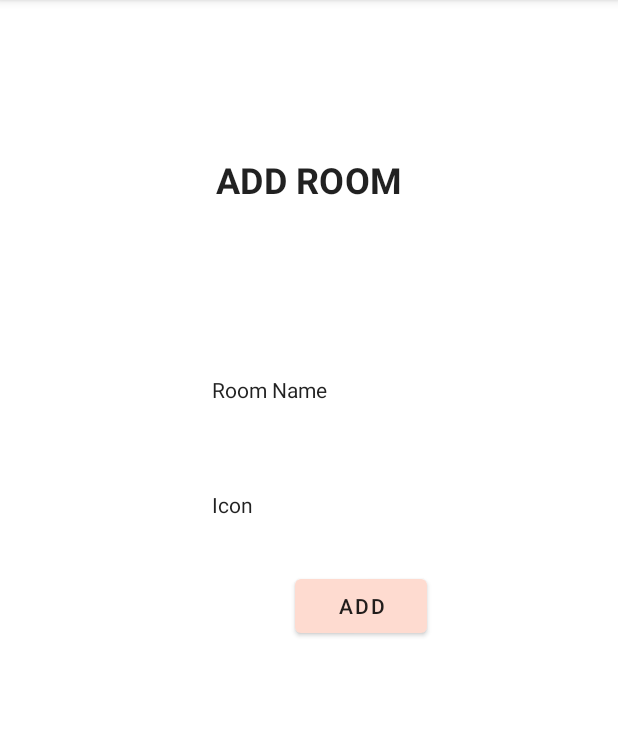
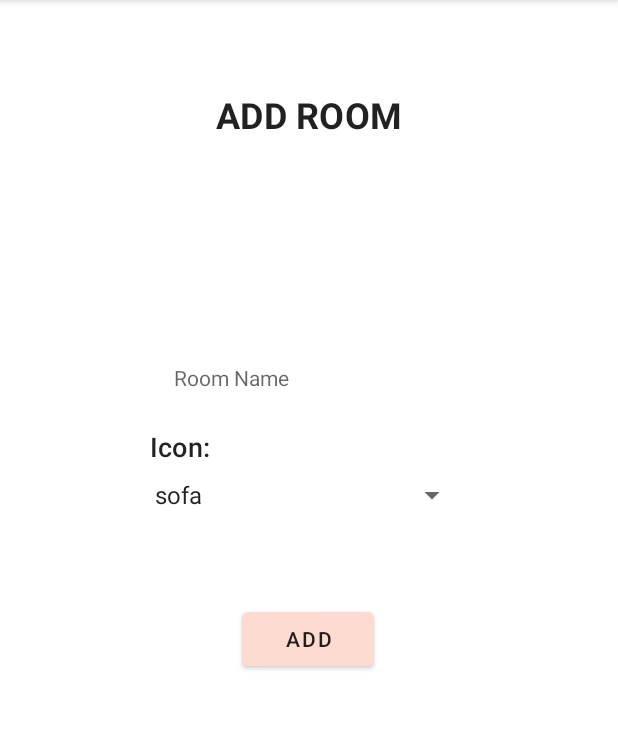
Before and after one commit to argruk/smarthome_android, an Android app: the CreateRoomActivity screen opened directly, with no data from a screen before it, on a phone screen of 412 x 824 dp, the part 84-813 px from its top. Run offline under Robolectric (Android 15) with nearby library versions, the phone set to English and light mode, and no system bars; our stand-ins replace Firebase (no records; nobody signed in at launch, a user with empty details on screens opened directly); Roboto replaces fonts that are not available here; 1 statement that could not run was skipped.

Commit message:
Fixed bugs

```diff
--- a/app/src/main/AndroidManifest.xml
+++ b/app/src/main/AndroidManifest.xml
@@ -21,11 +21,13 @@
             </intent-filter>
         </activity>
         <activity android:name=".activities.CreateRoomActivity"
-            android:parentActivityName=".activities.MainActivity">
+            android:parentActivityName=".activities.MainActivity"
+            android:noHistory="true">
 
         </activity>
         <activity android:name=".activities.CreateActivity"
-            android:parentActivityName=".activities.DetailActivity">
+            android:parentActivityName=".activities.DetailActivity"
+            android:noHistory="true">
 
         </activity>
         <activity android:name=".activities.DetailActivity"
--- a/app/src/main/java/com/example/smarthome/activities/CreateRoomActivity.kt
+++ b/app/src/main/java/com/example/smarthome/activities/CreateRoomActivity.kt
@@ -4,6 +4,7 @@ import android.content.Intent
 import android.os.Bundle
 import android.os.Handler
 import android.view.MenuItem
+import android.widget.ArrayAdapter
 import android.widget.Toast
 import androidx.appcompat.app.ActionBar
 import com.example.smarthome.R
@@ -17,7 +18,9 @@ class CreateRoomActivity : ToolbarHelper() {
     private lateinit var mHandler: Handler
     private lateinit var mRunnable: Runnable
 
-    private fun startMainActivity() {
+
+
+        private fun startMainActivity() {
 
 
         mRunnable = Runnable {
@@ -35,6 +38,17 @@ class CreateRoomActivity : ToolbarHelper() {
         super.onCreate(savedInstanceState)
         setContentView(R.layout.add_room_activity)
 
+        val languages = resources.getStringArray(R.array.icons)
+        val spinner = icon_spinner
+        if (spinner != null) {
+            val adapter = ArrayAdapter(
+                this,
+                android.R.layout.simple_spinner_item, languages
+            )
+            spinner.adapter = adapter
+        }
+
+
         val actionBar: ActionBar? = supportActionBar
         if (actionBar != null) {
             actionBar.setDisplayHomeAsUpEnabled(true)
@@ -45,7 +59,7 @@ class CreateRoomActivity : ToolbarHelper() {
 
         add_room.setOnClickListener {
             var name = room_name.text
-            var icon = icon.text
+            var icon = icon_spinner.selectedItem.toString()
 
             if (name?.isNotEmpty()?.and(icon?.isNotEmpty()!!)!!) {
 
--- a/app/src/main/java/com/example/smarthome/activities/MainActivity.kt
+++ b/app/src/main/java/com/example/smarthome/activities/MainActivity.kt
@@ -20,8 +20,8 @@ class MainActivity : ToolbarHelper() {
         setContentView(R.layout.activity_main)
         loadData()
         myAdapter.notifyDataSetChanged()
-        all_devices.layoutManager = LinearLayoutManager(this)
-        all_devices.adapter = myAdapter
+        all_devices_view.layoutManager = LinearLayoutManager(this)
+        all_devices_view.adapter = myAdapter
     }
 
     private fun loadData() {
--- a/app/src/main/java/com/example/smarthome/adapters/DeviceAdapter.kt
+++ b/app/src/main/java/com/example/smarthome/adapters/DeviceAdapter.kt
@@ -5,6 +5,7 @@ import android.content.Intent
 import android.view.LayoutInflater
 import android.view.ViewGroup
 import android.widget.Toast
+import androidx.core.app.ActivityCompat.recreate
 import androidx.recyclerview.widget.RecyclerView
 import com.example.smarthome.R
 import com.example.smarthome.activities.DetailActivity
@@ -55,6 +56,7 @@ class DeviceAdapter(var devices: List<Device>, var context: Context): RecyclerVi
         db.collection("devices").document(id.toString()).update("state", state)
             .addOnCompleteListener {
                 Toast.makeText(context, R.string.state_hasbeen_updated, Toast.LENGTH_SHORT).show()
+                //recreate()
             }
             .addOnFailureListener {
                 Toast.makeText(context, R.string.state_doesnt_updated, Toast.LENGTH_SHORT).show()
--- a/app/src/main/res/layout/add_room_activity.xml
+++ b/app/src/main/res/layout/add_room_activity.xml
@@ -9,18 +9,18 @@
     <com.google.android.material.textfield.TextInputEditText
         android:id="@+id/room_name"
         style="@style/Widget.Shrine.TextInputLayout"
-        android:layout_width="wrap_content"
+        android:layout_width="0dp"
         android:layout_height="wrap_content"
-        android:layout_marginStart="101dp"
-        android:layout_marginEnd="101dp"
-        android:layout_marginBottom="32dp"
+        android:layout_marginStart="100dp"
+        android:layout_marginTop="132dp"
+        android:layout_marginEnd="100dp"
         android:ems="10"
+        android:hint="@string/room_name"
         android:inputType="textPersonName"
-        android:text="@string/room_name"
-        app:layout_constraintBottom_toTopOf="@+id/icon"
         app:layout_constraintEnd_toEndOf="parent"
-        app:layout_constraintHorizontal_bias="0.488"
-        app:layout_constraintStart_toStartOf="parent"></com.google.android.material.textfield.TextInputEditText>
+        app:layout_constraintHorizontal_bias="0.5"
+        app:layout_constraintStart_toStartOf="parent"
+        app:layout_constraintTop_toBottomOf="@+id/textView"></com.google.android.material.textfield.TextInputEditText>
 
     <TextView
 
@@ -30,46 +30,56 @@
         android:layout_marginStart="176dp"
         android:layout_marginTop="60dp"
         android:layout_marginEnd="169dp"
-        android:layout_marginBottom="41dp"
         android:fontFamily="@font/aldrich"
         android:text="@string/add_room"
+        style="@style/TextAppearance.Shrine.Title"
         android:textSize="24sp"
         android:textStyle="bold"
-        app:layout_constraintBottom_toTopOf="@+id/room_name"
-        android:textAppearance="@style/TextAppearance.Shrine.Title"
         app:layout_constraintEnd_toEndOf="parent"
         app:layout_constraintHorizontal_bias="0.563"
         app:layout_constraintStart_toStartOf="parent"
-        app:layout_constraintTop_toTopOf="parent"
-        app:layout_constraintVertical_bias="0.437" />
+        app:layout_constraintTop_toTopOf="parent" />
 
     <com.google.android.material.button.MaterialButton
         android:id="@+id/add_room"
         style="@style/Widget.Shrine.Button"
         android:layout_width="wrap_content"
         android:layout_height="wrap_content"
-        android:layout_marginStart="196dp"
-        android:layout_marginEnd="127dp"
+        android:layout_marginTop="60dp"
         android:layout_marginBottom="340dp"
         android:text="@string/add"
         android:textSize="14sp"
         app:layout_constraintBottom_toBottomOf="parent"
         app:layout_constraintEnd_toEndOf="parent"
-        app:layout_constraintStart_toStartOf="parent"></com.google.android.material.button.MaterialButton>
+        app:layout_constraintHorizontal_bias="0.498"
+        app:layout_constraintStart_toStartOf="parent"
+        app:layout_constraintTop_toBottomOf="@+id/icon_spinner"
+        app:layout_constraintVertical_bias="0.0"></com.google.android.material.button.MaterialButton>
 
-    <com.google.android.material.textfield.TextInputEditText
-        style="@style/Widget.Shrine.TextInputLayout"
-        android:id="@+id/icon"
-        android:layout_width="wrap_content"
+    <Spinner
+        android:id="@+id/icon_spinner"
+        style="@android:style/Widget.Material.Spinner"
+        android:layout_width="0dp"
+        android:layout_height="wrap_content"
+        android:layout_marginStart="95dp"
+        android:layout_marginTop="8dp"
+        android:layout_marginEnd="100dp"
+        android:spinnerMode="dropdown"
+        app:layout_constraintEnd_toEndOf="parent"
+        app:layout_constraintStart_toStartOf="parent"
+        app:layout_constraintTop_toBottomOf="@+id/icontext" />
+
+    <TextView
+        android:id="@+id/icontext"
+        style="@style/TextAppearance.MaterialComponents.Subtitle2"
+        android:layout_width="0dp"
         android:layout_height="wrap_content"
         android:layout_marginStart="100dp"
-        android:layout_marginEnd="101dp"
-        android:layout_marginBottom="26dp"
-        android:ems="10"
-        android:inputType="textPersonName"
+        android:layout_marginTop="16dp"
+        android:layout_marginEnd="258dp"
         android:text="@string/icon"
-        app:layout_constraintBottom_toTopOf="@+id/add_room"
+        android:textSize="18sp"
         app:layout_constraintEnd_toEndOf="parent"
-        app:layout_constraintStart_toStartOf="parent" >
-    </com.google.android.material.textfield.TextInputEditText>
+        app:layout_constraintStart_toStartOf="parent"
+        app:layout_constraintTop_toBottomOf="@+id/room_name" />
 </androidx.constraintlayout.widget.ConstraintLayout>
--- a/app/src/main/res/layout/room_list_item.xml
+++ b/app/src/main/res/layout/room_list_item.xml
@@ -4,10 +4,11 @@
     xmlns:tools="http://schemas.android.com/tools"
     android:layout_width="match_parent"
     android:layout_height="wrap_content"
-    android:orientation="vertical">
+    android:orientation="vertical"
+    android:paddingBottom="20pt">
 
     <LinearLayout
-        android:layout_width="wrap_content"
+        android:layout_width="match_parent"
         android:layout_height="wrap_content"
         android:orientation="vertical">
 
@@ -23,6 +24,7 @@
             android:layout_width="match_parent"
             android:layout_height="match_parent"
             android:layout_weight="1"
+            android:paddingTop="10pt"
             android:text="TextView"
             android:textAlignment="center"
             android:textSize="24sp"
--- a/app/src/main/res/values/strings.xml
+++ b/app/src/main/res/values/strings.xml
@@ -7,7 +7,7 @@
     <string name="room_name">Room Name</string>
     <string name="add_room">Add Room</string>
     <string name="add">Add</string>
-    <string name="icon">Icon</string>
+    <string name="icon">Icon:</string>
     <string name="active">Active</string>
     <string name="inactive">Inactive</string>
     <string name="turn_off_all_devices">Turn off all devices</string>
@@ -33,4 +33,16 @@
     <string name="ui_mode_setting">UI Mode</string>
     <string name="dark">Dark</string>
     <string name="light">Light</string>
+
+    <string-array name="icons">
+        <item>sofa</item>
+        <item>stove</item>
+        <item>garage</item>
+        <item>bed</item>
+        <item>bath</item>
+        <item>baby</item>
+        <item>laundry_room</item>
+    </string-array>
+
+
 </resources>
```
Also changed, not shown: app/src/main/res/layout/add_device_activity.xml (+17 -25 lines), app/src/main/res/layout/device_list_item.xml (+7 -6 lines), app/src/main/res/drawable/bath.png, app/src/main/res/drawable/bed.png, app/src/main/res/drawable/garage.png, app/src/main/res/drawable/laundry_room.png (added), app/src/main/res/drawable/sofa.png, app/src/main/res/drawable/stove.png.
